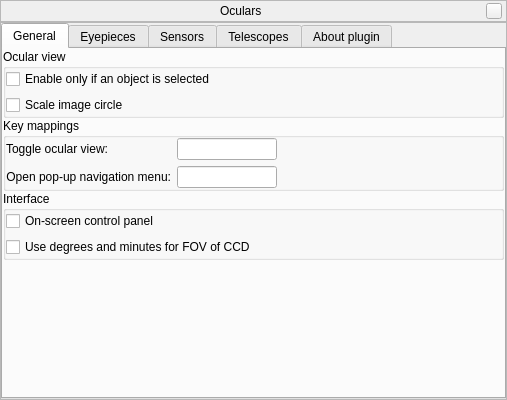
Above: plugins/Oculars/src/gui/ocularDialog.ui from EvilTosha/Stellarium-GSoC12 before the change. Below: the same form after it.
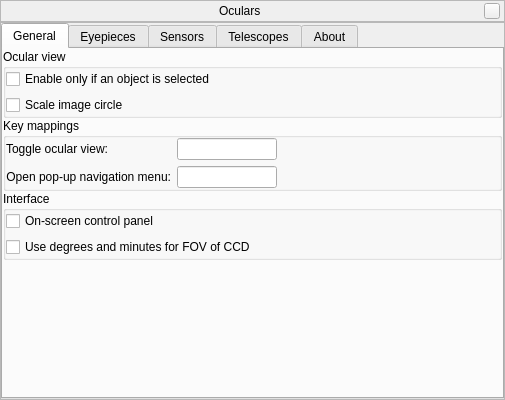
That is the form after the change. Icons and pictures are not drawn. Custom widgets are drawn as their Qt base class.

Patch:
```diff
--- a/plugins/Oculars/src/gui/ocularDialog.ui
+++ b/plugins/Oculars/src/gui/ocularDialog.ui
@@ -6,7 +6,7 @@
    <rect>
     <x>0</x>
     <y>0</y>
-    <width>507</width>
+    <width>505</width>
     <height>400</height>
    </rect>
   </property>
@@ -1233,7 +1233,7 @@
         </widget>
         <widget class="QWidget" name="About">
          <attribute name="title">
-          <string>About plugin</string>
+          <string comment="tab in plugin windows">About</string>
          </attribute>
          <layout class="QGridLayout" name="gridLayout">
           <property name="margin">
```
Left out of the diff: 28 changed lines with no effect on the pictures.
